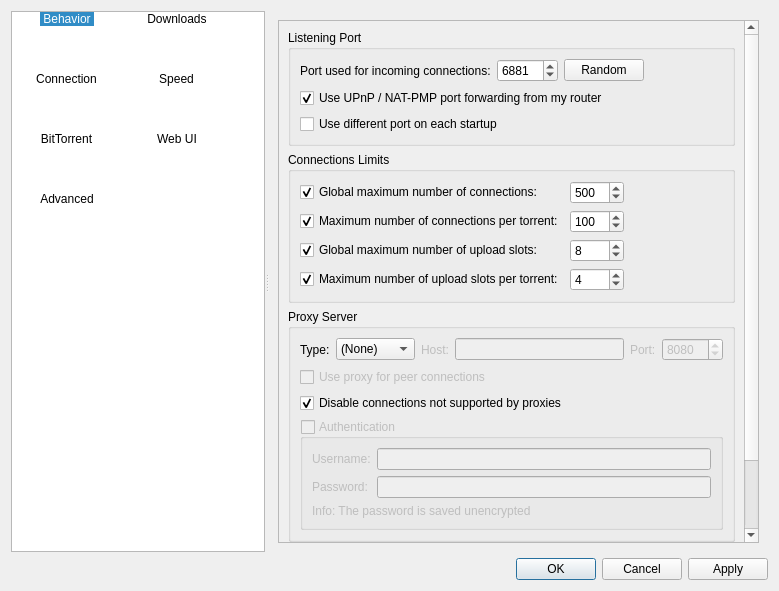
Above: src/gui/options.ui from qbittorrent/qBittorrent before the change. Below: the same form after it.
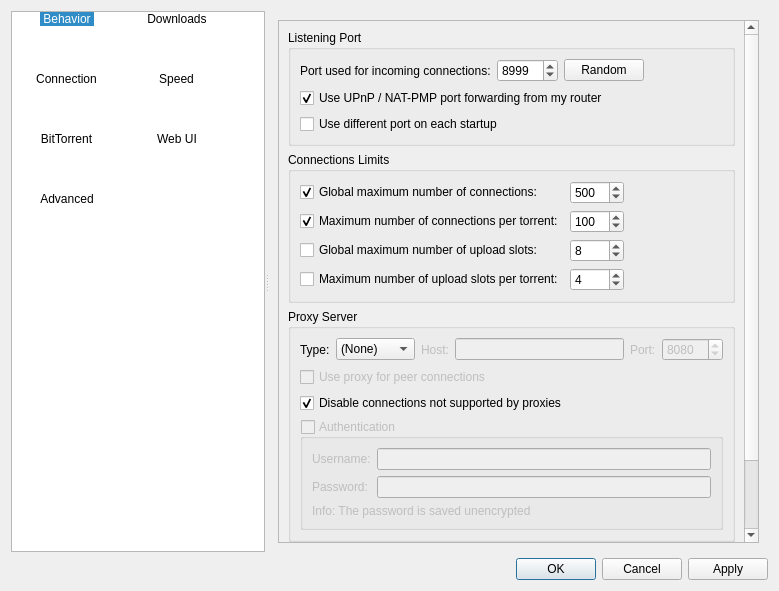
That is the form after the change. The open tabs and pages were chosen to show the change. Icons and pictures are not drawn.

Patch:
```diff
--- a/src/gui/options.ui
+++ b/src/gui/options.ui
@@ -1068,7 +1068,7 @@
                       <number>65535</number>
                      </property>
                      <property name="value">
-                      <number>6881</number>
+                      <number>8999</number>
                      </property>
                     </widget>
                    </item>
@@ -1177,7 +1177,7 @@
                   <string>Maximum number of upload slots per torrent:</string>
                  </property>
                  <property name="checked">
-                  <bool>true</bool>
+                  <bool>false</bool>
                  </property>
                 </widget>
                </item>
@@ -1236,7 +1236,7 @@
                   <string>Global maximum number of upload slots:</string>
                  </property>
                  <property name="checked">
-                  <bool>true</bool>
+                  <bool>false</bool>
                  </property>
                 </widget>
                </item>
```
